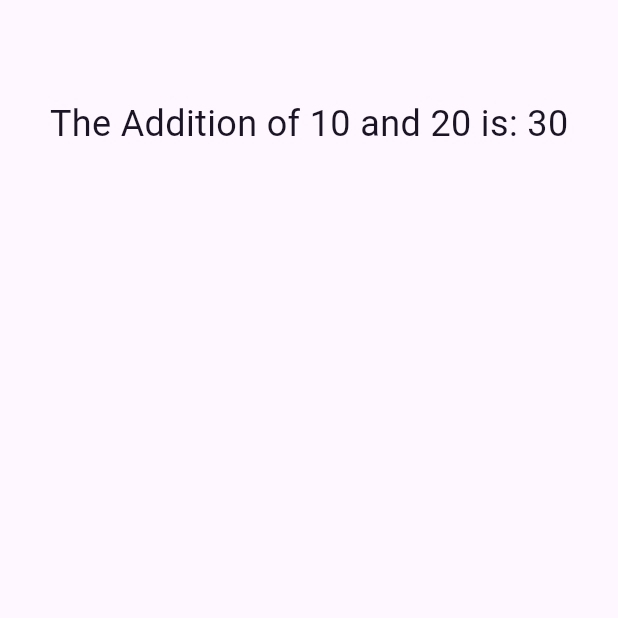
After one commit to sadiqhasanrupani/roll_dice_game, a Flutter app: the screen it shows after launch, on a phone screen of 412 x 824 dp, the part 494-1112 px from its top. The commit adds this screen. Run offline on Flutter 3.47's test engine with Material 3 defaults, Android fonts, the phone set to English and light mode, and no system bars.

Commit message:
abstracted the code

```diff
--- /dev/null
+++ b/lib/app.dart
@@ -0,0 +1,15 @@
+import 'package:flutter/material.dart';
+import 'gradient_container.dart';
+
+class App extends StatelessWidget {
+  const App({super.key});
+
+  @override
+  Widget build(context) {
+    return const MaterialApp(
+      home: Scaffold(
+        body: GradientContainer(),
+      ),
+    );
+  }
+}
--- /dev/null
+++ b/lib/gradient_container.dart
@@ -0,0 +1,31 @@
+import 'package:flutter/material.dart';
+import "utils.dart";
+
+class GradientContainer extends StatelessWidget {
+  final int a;
+  final int b;
+
+  //^ Initializing a constructor.
+  const GradientContainer({super.key, this.a = 10, this.b = 20});
+
+  @override
+  Widget build(context) {
+    final addition = Utils.sum(a: a, b: b);
+    return Container(
+      decoration: const BoxDecoration(
+        gradient: LinearGradient(colors: [
+          Color.fromARGB(0, 174, 174, 230),
+          Color(0xAB7A5D),
+          Color(0xFDF8EC),
+        ], begin: Alignment.topLeft, end: Alignment.bottomRight),
+      ),
+      child: Center(
+        child: Text(
+          'The Addition of $a and $b is: $addition',
+          style: const TextStyle(
+              fontSize: 24, color: Color.fromARGB(255, 26, 20, 36)),
+        ),
+      ),
+    );
+  }
+}
--- /dev/null
+++ b/lib/utils.dart
@@ -0,0 +1,5 @@
+class Utils {
+  static String sum({int a = 0, int b = 0}) {
+    return '${a + b}';
+  }
+}
```
Also changed, not shown: lib/main.dart (+2 -32 lines).
